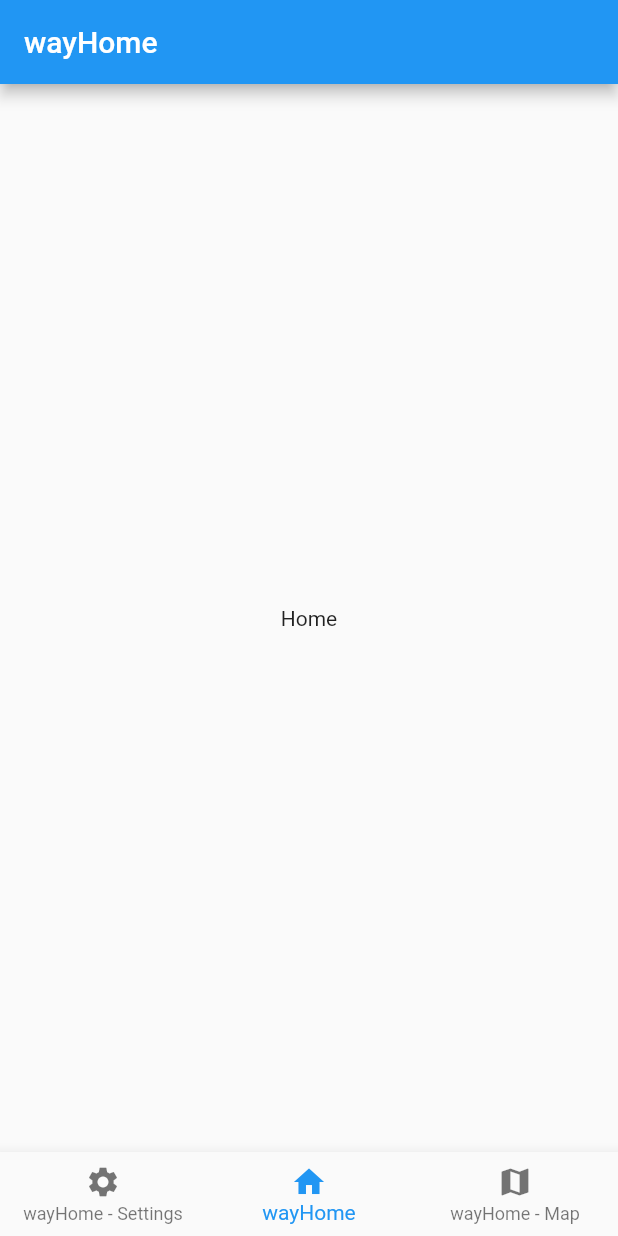
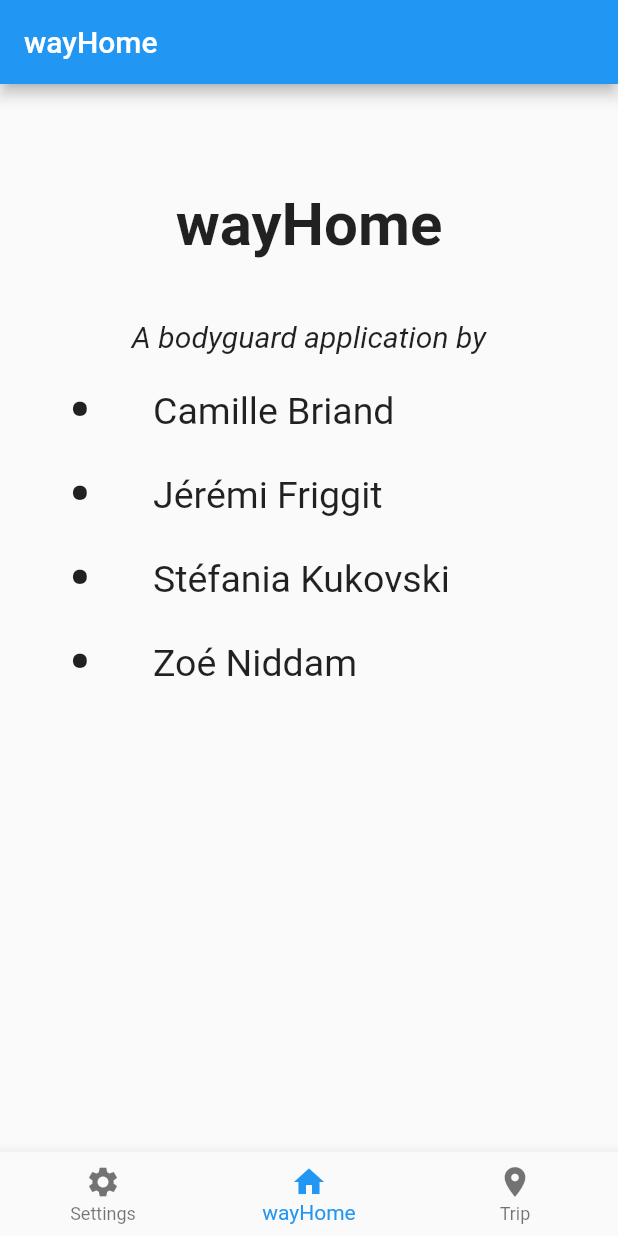
Before and after one commit to AmiralBl3ndic/wayhome-app, a Flutter app: the screen it shows after launch, on a phone screen of 412 x 824 dp. Run offline on Flutter 3.47's test engine with Material 2 defaults, Android fonts, the phone set to English and light mode, and no system bars; our stand-ins replace geolocator; missing offline and left inert: flutter_sms, geocoder.

Commit message:
Update HomeScreen

```diff
--- a/lib/pages/home_page.dart
+++ b/lib/pages/home_page.dart
@@ -11,7 +11,58 @@ class _HomePageState extends State<HomePage> {
   @override
   Widget build(BuildContext context) {
     return Container(
-       child: Center(child: Text("Home"),)
+
+      margin: EdgeInsets.all(30.0),
+
+
+      child: Column(
+        children: <Widget>[
+
+          Container(
+            margin: EdgeInsets.symmetric(vertical: 40.0),
+            child: Text(
+              "wayHome",
+              style: TextStyle(
+                fontSize: 40.0,
+                fontWeight: FontWeight.bold,
+              ),
+            ),
+          ),
+
+          Text(
+            "A bodyguard application by",
+            style: TextStyle(
+              fontSize: 20.0,
+              fontStyle: FontStyle.italic,
+            ),
+          ),
+
+          Container(
+            margin: EdgeInsets.only(top: 10.0),
+            child: ListView(
+              shrinkWrap: true,
+              children: <Widget>[
+                ListTile(
+                  leading: Text("•", style: TextStyle(fontSize: 40.0, fontWeight: FontWeight.bold)),
+                  title: Text("Camille Briand", style: TextStyle(fontSize: 25.0)),
+                ),
+                ListTile(
+                  leading: Text("•", style: TextStyle(fontSize: 40.0, fontWeight: FontWeight.bold)),
+                  title: Text("Jérémi Friggit", style: TextStyle(fontSize: 25.0)),
+                ),
+                ListTile(
+                  leading: Text("•", style: TextStyle(fontSize: 40.0, fontWeight: FontWeight.bold)),
+                  title: Text("Stéfania Kukovski", style: TextStyle(fontSize: 25.0)),
+                ),
+                ListTile(
+                  leading: Text("•", style: TextStyle(fontSize: 40.0, fontWeight: FontWeight.bold)),
+                  title: Text("Zoé Niddam", style: TextStyle(fontSize: 25.0)),
+                ),
+              ],
+            )
+          )
+        ],
+      )
     );
   }
 }
--- a/lib/pages/pages_manager.dart
+++ b/lib/pages/pages_manager.dart
@@ -59,9 +59,13 @@ class _PagesManagerState extends State<PagesManager> with WidgetsBindingObserver
   /// Index of the currently displayed page
   int _currentPageIndex = 1;  // Home page by default
   /// Title for the pages to display
-  List<String> _pagesTitles = ["wayHome - Settings", "wayHome", "wayHome - Map"];
+  List<String> _pagesTitles = ["Settings", "wayHome", "Trip"];
   /// List of pages (widgets) to be displayed
   List<Widget> _pages;
+
+
+  // Settings go here
+
 
 
   @override
@@ -198,7 +202,7 @@ class _PagesManagerState extends State<PagesManager> with WidgetsBindingObserver
       items: <BottomNavigationBarItem>[
         BottomNavigationBarItem(icon: Platform.isAndroid ? Icon(Icons.settings) : Icon(CupertinoIcons.settings), title: Text(_pagesTitles[0])),  // Settings page
         BottomNavigationBarItem(icon: Platform.isAndroid ? Icon(Icons.home) : Icon(CupertinoIcons.home), title: Text(_pagesTitles[1])),  // Home page (default)
-        BottomNavigationBarItem(icon: Platform.isAndroid ? Icon(Icons.map) : Icon(CupertinoIcons.location), title: Text(_pagesTitles[2]))  // Map page
+        BottomNavigationBarItem(icon: Platform.isAndroid ? Icon(Icons.location_on) : Icon(CupertinoIcons.location), title: Text(_pagesTitles[2]))  // Map page
       ],
 
       currentIndex: _currentPageIndex,
```
